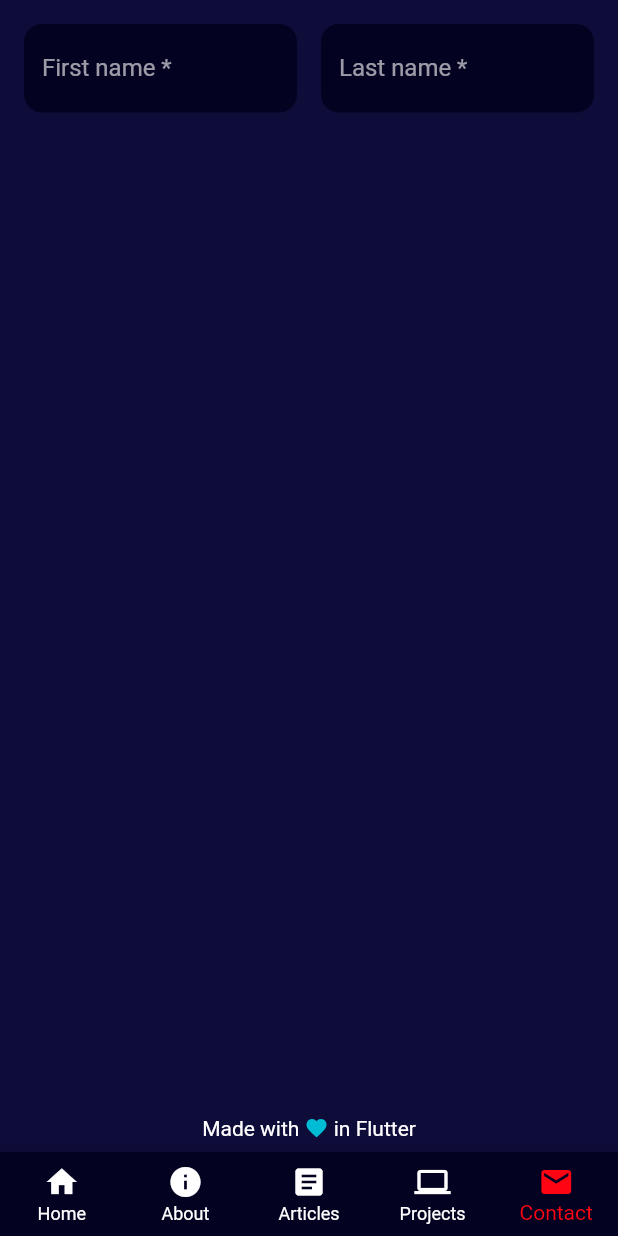
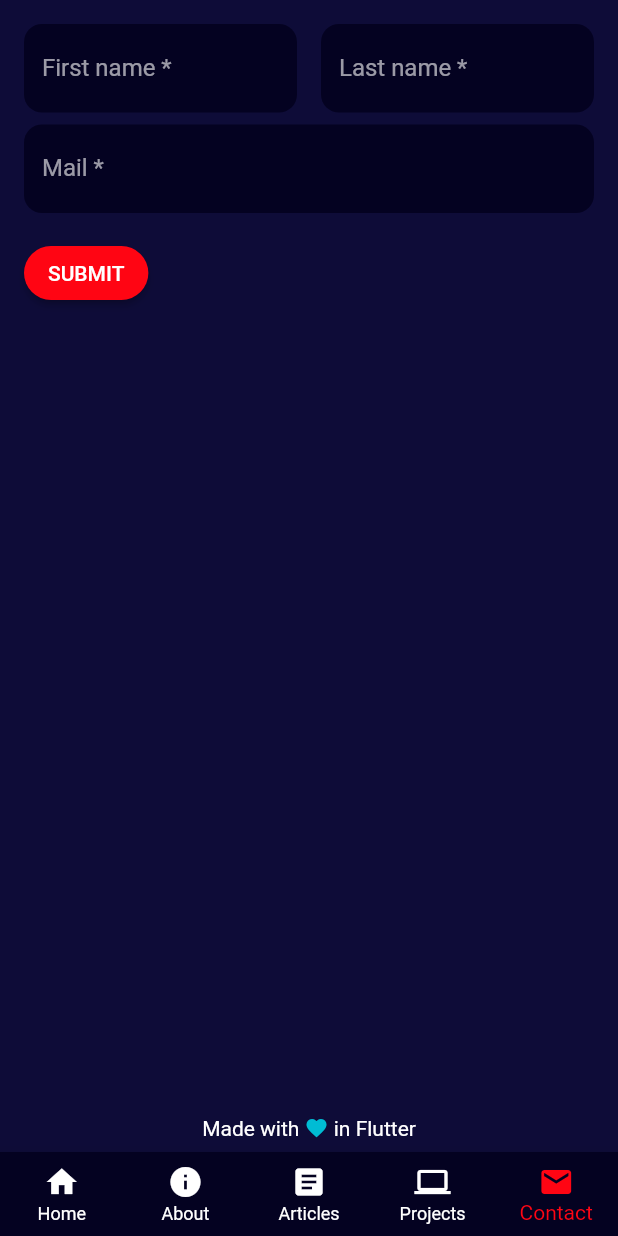
Before and after one commit to TesteurManiak/testeurmaniak.github.io, a Flutter app: the screen it shows after launch, item 5 of the bottom bar chosen, on a phone screen of 412 x 824 dp. Run offline on Flutter 3.47's test engine with Material 2 defaults, Android fonts, the phone set to English and light mode, and no system bars; our stand-ins replace go_router, rxdart.

Commit message:
added fields

```diff
--- /dev/null
+++ b/lib/ui/contact_view/common/mail_field.dart
@@ -0,0 +1,16 @@
+import 'package:flutter/material.dart';
+
+import 'my_input_field.dart';
+
+class MailField extends StatelessWidget {
+  const MailField({Key? key}) : super(key: key);
+
+  @override
+  Widget build(BuildContext context) {
+    return const MyInputField(
+      label: 'Mail',
+      hint: 'myemail@mail.com',
+      required: true,
+    );
+  }
+}
--- a/lib/ui/contact_view/common/my_input_field.dart
+++ b/lib/ui/contact_view/common/my_input_field.dart
@@ -14,11 +14,17 @@ class MyInputField extends StatelessWidget {
 
   @override
   Widget build(BuildContext context) {
-    return TextField(
+    return TextFormField(
       decoration: InputDecoration(
         labelText: '$label${required ? " *" : ""}',
         hintText: hint,
       ),
+      validator: (value) {
+        if (required && (value == null || value.isEmpty)) {
+          return '$label is required';
+        }
+        return null;
+      },
     );
   }
 }
--- /dev/null
+++ b/lib/ui/contact_view/common/submit_btn.dart
@@ -0,0 +1,15 @@
+import 'package:flutter/material.dart';
+
+class SubmitButton extends StatelessWidget {
+  final VoidCallback onPressed;
+
+  const SubmitButton({Key? key, required this.onPressed}) : super(key: key);
+
+  @override
+  Widget build(BuildContext context) {
+    return ElevatedButton(
+      onPressed: onPressed,
+      child: const Text('SUBMIT'),
+    );
+  }
+}
--- a/lib/ui/contact_view/mobile/contact_mobile.dart
+++ b/lib/ui/contact_view/mobile/contact_mobile.dart
@@ -2,6 +2,8 @@ import 'package:flutter/material.dart';
 
 import '../common/first_name_field.dart';
 import '../common/last_name_field.dart';
+import '../common/mail_field.dart';
+import '../common/submit_btn.dart';
 
 class ContactMobile extends StatefulWidget {
   const ContactMobile({Key? key}) : super(key: key);
@@ -13,6 +15,14 @@ class ContactMobile extends StatefulWidget {
 class _ContactMobileState extends State<ContactMobile> {
   final _formKey = GlobalKey<FormState>();
 
+  void _validateForm() {
+    final formState = _formKey.currentState;
+    if (formState != null) {
+      formState.save();
+      formState.validate();
+    }
+  }
+
   @override
   Widget build(BuildContext context) {
     return Form(
@@ -20,16 +30,19 @@ class _ContactMobileState extends State<ContactMobile> {
       child: SingleChildScrollView(
         padding: const EdgeInsets.all(16),
         child: Column(
-          mainAxisSize: MainAxisSize.min,
+          crossAxisAlignment: CrossAxisAlignment.start,
           children: [
             Row(
-              mainAxisSize: MainAxisSize.min,
               children: const [
                 Expanded(child: FirstNameField()),
                 SizedBox(width: 16),
                 Expanded(child: LastNameField()),
               ],
-            )
+            ),
+            const SizedBox(height: 8),
+            const MailField(),
+            const SizedBox(height: 16),
+            SubmitButton(onPressed: _validateForm),
           ],
         ),
       ),
```
